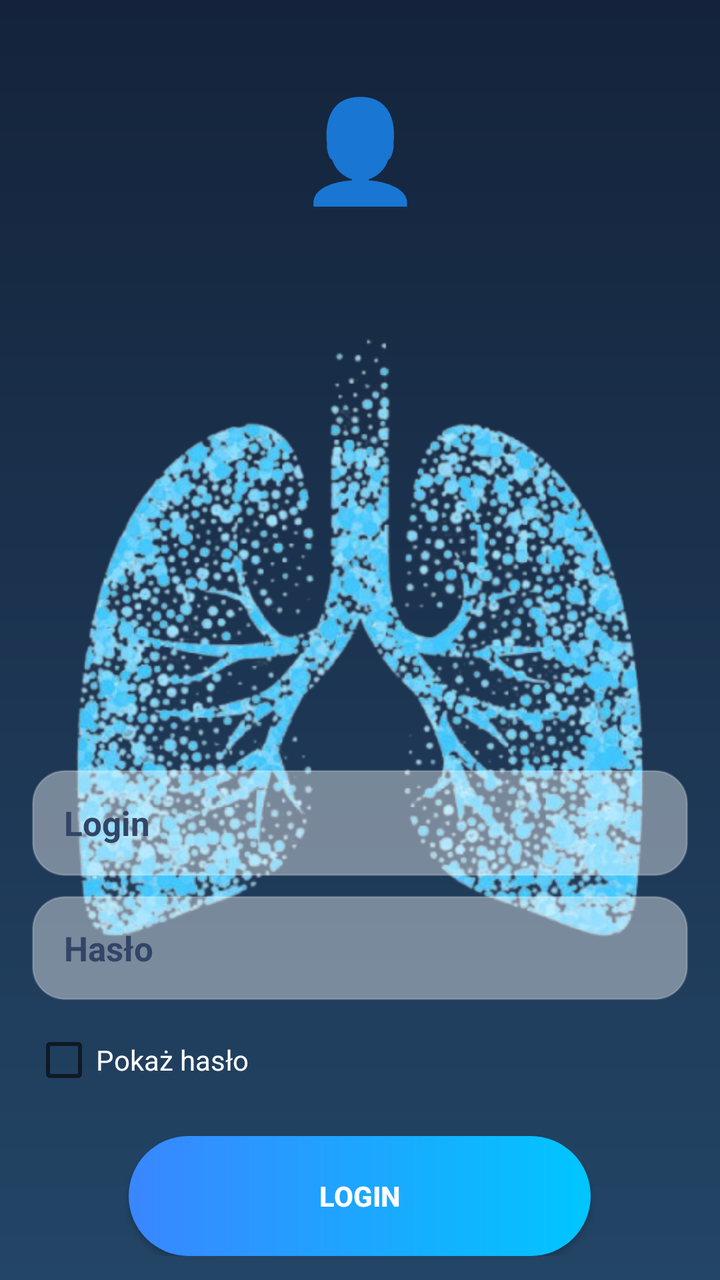
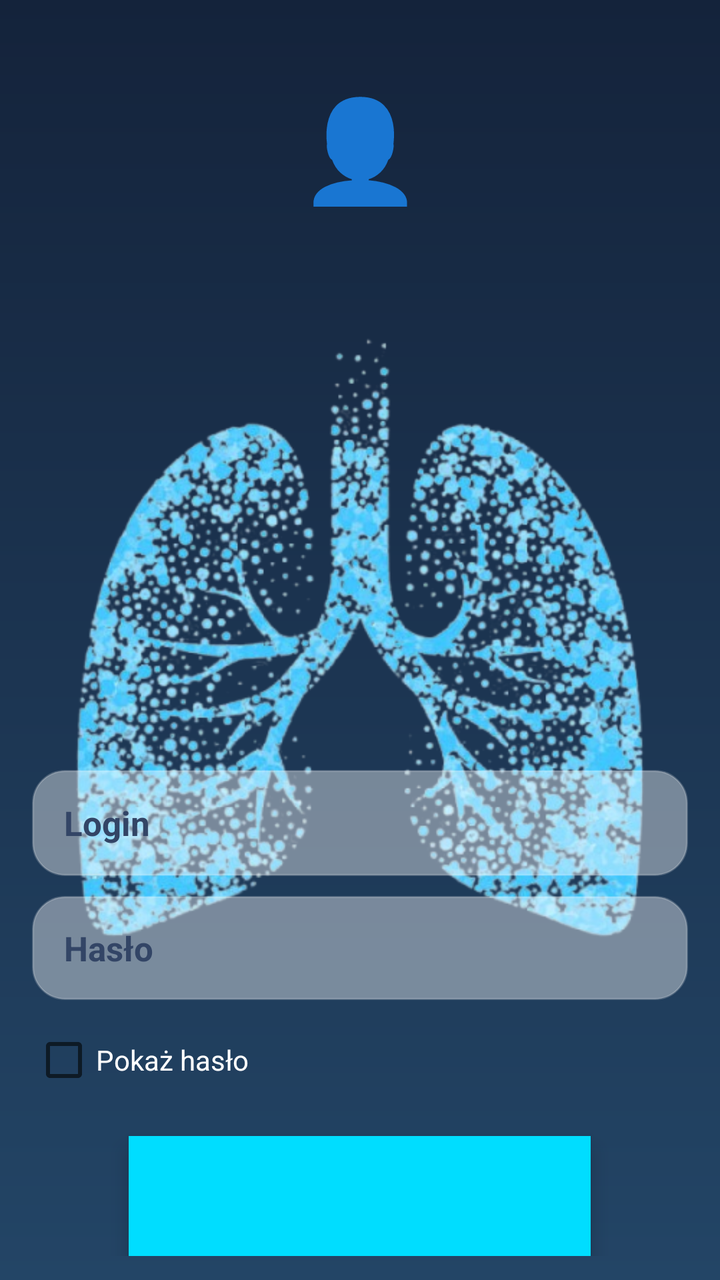

Two renders of the same Android screen: before a commit and after it. Below are the layout's source before the change and the commit's diff.
<!-- AndroidManifest.xml: activity theme Theme.MyApplication.NoActionBar -->
<!-- res/layout/activity_main.xml -->
<?xml version="1.0" encoding="utf-8"?>
<androidx.constraintlayout.widget.ConstraintLayout
    xmlns:android="http://schemas.android.com/apk/res/android"
    xmlns:app="http://schemas.android.com/apk/res-auto"
    xmlns:tools="http://schemas.android.com/tools"
    android:layout_width="match_parent"
    android:layout_height="match_parent"
    android:id="@+id/container"
    android:background="@drawable/gradient_bg">

    
    <TextView
        android:id="@+id/userIcon"
        android:layout_width="wrap_content"
        android:layout_height="wrap_content"
        android:text="👤"
        android:textSize="50dp"
        android:layout_marginTop="40dp"
        app:layout_constraintTop_toTopOf="parent"
        app:layout_constraintStart_toStartOf="parent"
        app:layout_constraintEnd_toEndOf="parent"
        android:textColor="@android:color/white"/>

    <FrameLayout
        android:id="@+id/heroStack"
        android:layout_width="0dp"
        android:layout_height="wrap_content"
        app:layout_constraintTop_toBottomOf="@id/userIcon"
        app:layout_constraintStart_toStartOf="parent"
        app:layout_constraintEnd_toEndOf="parent"
        app:layout_constraintBottom_toBottomOf="parent"
        android:layout_marginStart="16dp"
        android:layout_marginEnd="16dp"
        android:layout_marginBottom="24dp"/>

        
        <ImageView
            android:id="@+id/lungsImage"
            android:layout_width="match_parent"
            android:layout_height="match_parent"
            android:adjustViewBounds="true"
            android:contentDescription="@string/lungs"
            android:scaleType="fitCenter"
            android:src="@drawable/lungs" />

        
    <LinearLayout
        android:layout_width="match_parent"
        android:layout_height="match_parent"
        android:orientation="vertical"
        android:gravity="bottom|center_horizontal"
        android:paddingStart="16dp"
        android:paddingEnd="16dp"
        android:paddingBottom="12dp">

        
        <EditText
            android:id="@+id/etLogin"
            android:layout_width="match_parent"
            android:layout_height="53dp"
            android:hint="Login"
            android:textColor="#14233B"
            android:textColorHint="#334566"
            android:textSize="17sp"
            android:textStyle="bold"
            android:background="@drawable/field_bg"
            android:paddingStart="16dp"
            android:paddingEnd="16dp"
            android:inputType="textEmailAddress"
            android:autofillHints="username"/>

        <View android:layout_width="match_parent" android:layout_height="10dp"/>

        
        <EditText
            android:id="@+id/etHaslo"
            android:layout_width="match_parent"
            android:layout_height="52dp"
            android:hint="Hasło"
            android:textColor="#14233B"
            android:textColorHint="#334566"
            android:textSize="17sp"
            android:textStyle="bold"
            android:background="@drawable/field_bg"
            android:paddingStart="16dp"
            android:paddingEnd="16dp"
            android:inputType="textPassword"
            android:autofillHints="password"/>

        
        <CheckBox
            android:id="@+id/cbShow"
            android:layout_width="wrap_content"
            android:layout_height="wrap_content"
            android:text="Pokaż hasło"
            android:textColor="#FFFFFF"
            android:layout_marginTop="6dp"
            android:layout_gravity="start"/>

        <View android:layout_width="match_parent" android:layout_height="14dp"/>

        
        <Button
            android:id="@+id/loginButton"
            android:layout_width="231dp"
            android:layout_height="60dp"
            android:text="@string/login"
            android:textStyle="bold"
            android:textColor="#FFFFFF"
            android:background="@drawable/button_bg"
            android:elevation="6dp"/>
    </LinearLayout>


    












</androidx.constraintlayout.widget.ConstraintLayout>
<!-- resources referenced by this layout -->
<resources>
  <!-- drawable button_bg (drawable) -->
  <?xml version="1.0" encoding="utf-8"?>
  <ripple xmlns:android="http://schemas.android.com/apk/res/android"
      android:color="#33FFFFFF">
  
      <item>
          <shape android:shape="rectangle">
              <corners android:radius="30dp"/>
              <gradient
                  android:startColor="#3A86FF"
                  android:endColor="#00C6FF"
                  android:angle="0"/>
              <padding
                  android:left="16dp"
                  android:top="10dp"
                  android:right="16dp"
                  android:bottom="10dp"/>
          </shape>
      </item>
  </ripple>
  <!-- drawable field_bg (drawable) -->
  <?xml version="1.0" encoding="utf-8"?>
  <shape xmlns:android="http://schemas.android.com/apk/res/android">
      <solid android:color="#66FFFFFF"/> 
      <stroke android:width="1dp" android:color="#33FFFFFF"/>
      <corners android:radius="16dp"/>
  </shape>
  <!-- drawable gradient_bg (drawable) -->
  <?xml version="1.0" encoding="utf-8"?>
  <shape xmlns:android="http://schemas.android.com/apk/res/android"
      android:shape="rectangle">
  
      <gradient
          android:startColor="#14233B"
          android:endColor="#234566"
          android:angle="270" />
  </shape>
  <!-- drawable lungs: png bitmap (drawable, 315991 bytes) -->
  <string name="login">Login</string>
  <string name="lungs">Obraz płuc</string>
  <style name="Theme.MyApplication.NoActionBar">
          <item name="windowActionBar">false</item>
          <item name="windowNoTitle">true</item>
      </style>
</resources>

<!-- the commit's change to res/layout/activity_main.xml (unified diff, before → after) -->
@@ -100,14 +100,16 @@
         <View android:layout_width="match_parent" android:layout_height="14dp"/>
 
         
-        <Button
+        <ImageButton
             android:id="@+id/loginButton"
             android:layout_width="231dp"
             android:layout_height="60dp"
-            android:text="@string/login"
+            android:text="Zaloguj"
             android:textStyle="bold"
-            android:textColor="#FFFFFF"
-            android:background="@drawable/button_bg"
+            android:textColor="@drawable/card_white"
+            android:background="@android:color/holo_blue_bright"
+            android:drawableStart="@drawable/ic_login"
+            android:drawablePadding="8dp"
             android:elevation="6dp"/>
     </LinearLayout>
 
<!-- resource entries referenced after the edit -->
@@ -1,25 +1,17 @@
 <!-- resources referenced by this layout -->
 <resources>
-  <!-- drawable button_bg (drawable) -->
+  <!-- drawable card_white (drawable) -->
   <?xml version="1.0" encoding="utf-8"?>
-  <ripple xmlns:android="http://schemas.android.com/apk/res/android"
-      android:color="#33FFFFFF">
-  
-      <item>
-          <shape android:shape="rectangle">
-              <corners android:radius="30dp"/>
-              <gradient
-                  android:startColor="#3A86FF"
-                  android:endColor="#00C6FF"
-                  android:angle="0"/>
-              <padding
-                  android:left="16dp"
-                  android:top="10dp"
-                  android:right="16dp"
-                  android:bottom="10dp"/>
-          </shape>
-      </item>
-  </ripple>
+  <shape xmlns:android="http://schemas.android.com/apk/res/android"
+      android:shape="rectangle">
+      <solid android:color="@android:color/white"/>
+      <corners android:radius="20dp"/>
+      <padding
+          android:left="20dp"
+          android:top="20dp"
+          android:right="20dp"
+          android:bottom="20dp"/>
+  </shape>
   <!-- drawable field_bg (drawable) -->
   <?xml version="1.0" encoding="utf-8"?>
   <shape xmlns:android="http://schemas.android.com/apk/res/android">
@@ -37,8 +29,8 @@
           android:endColor="#234566"
           android:angle="270" />
   </shape>
+  <!-- drawable ic_login: png bitmap (drawable, 17769 bytes) -->
   <!-- drawable lungs: png bitmap (drawable, 315991 bytes) -->
-  <string name="login">Login</string>
   <string name="lungs">Obraz płuc</string>
   <style name="Theme.MyApplication.NoActionBar">
           <item name="windowActionBar">false</item>
